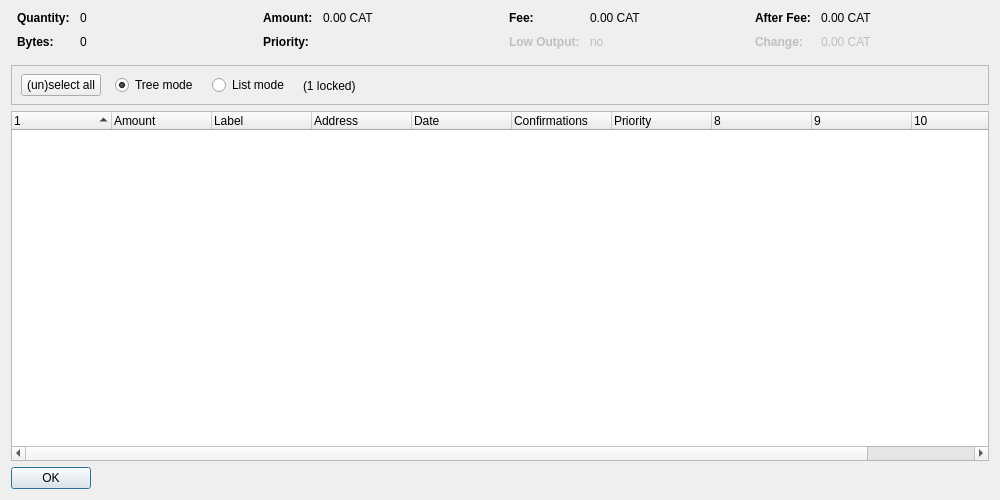
First picture: the form in src/qt/forms/coincontroldialog.ui, repository nkpatro/CatcoinRelease, before the edit.
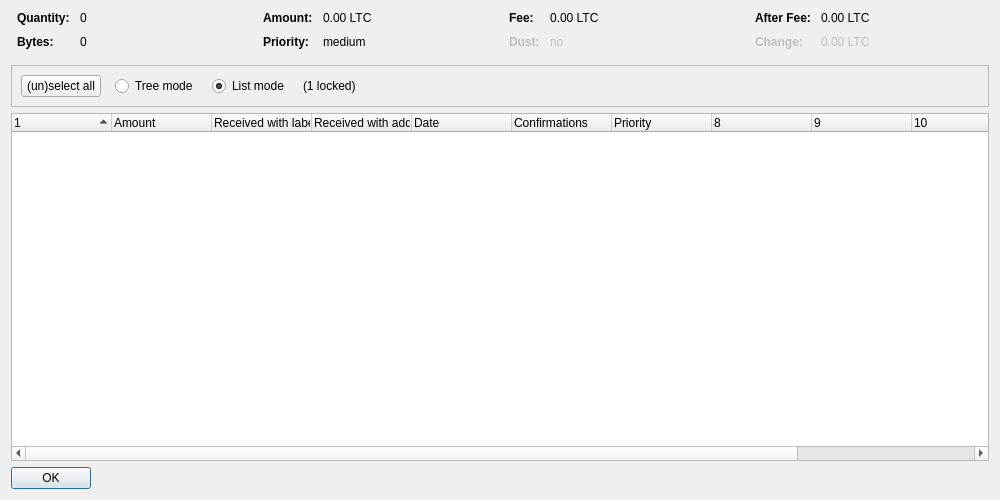
Second picture: the form after the edit. Custom widgets are drawn as their Qt base class.

The edit to the form file:
```diff
--- a/src/qt/forms/coincontroldialog.ui
+++ b/src/qt/forms/coincontroldialog.ui
@@ -123,7 +123,7 @@
           <enum>Qt::ActionsContextMenu</enum>
          </property>
          <property name="text">
-          <string notr="true">0.00 CAT</string>
+          <string notr="true">0.00 LTC</string>
          </property>
          <property name="textInteractionFlags">
           <set>Qt::LinksAccessibleByMouse|Qt::TextSelectableByKeyboard|Qt::TextSelectableByMouse</set>
@@ -148,6 +148,9 @@
          <property name="contextMenuPolicy">
           <enum>Qt::ActionsContextMenu</enum>
          </property>
+         <property name="text">
+          <string notr="true">medium</string>
+         </property>
          <property name="textInteractionFlags">
           <set>Qt::LinksAccessibleByMouse|Qt::TextSelectableByKeyboard|Qt::TextSelectableByMouse</set>
          </property>
@@ -188,7 +191,7 @@
           <enum>Qt::ActionsContextMenu</enum>
          </property>
          <property name="text">
-          <string notr="true">0.00 CAT</string>
+          <string notr="true">0.00 LTC</string>
          </property>
          <property name="textInteractionFlags">
           <set>Qt::LinksAccessibleByMouse|Qt::TextSelectableByKeyboard|Qt::TextSelectableByMouse</set>
@@ -200,11 +203,14 @@
          <property name="enabled">
           <bool>false</bool>
          </property>
-         <property name="styleSheet">
-          <string notr="true">font-weight:bold;</string>
+         <property name="font">
+          <font>
+           <weight>75</weight>
+           <bold>true</bold>
+          </font>
          </property>
          <property name="text">
-          <string>Low Output:</string>
+          <string>Dust:</string>
          </property>
         </widget>
        </item>
@@ -262,7 +268,7 @@
           <enum>Qt::ActionsContextMenu</enum>
          </property>
          <property name="text">
-          <string notr="true">0.00 CAT</string>
+          <string notr="true">0.00 LTC</string>
          </property>
          <property name="textInteractionFlags">
           <set>Qt::LinksAccessibleByMouse|Qt::TextSelectableByKeyboard|Qt::TextSelectableByMouse</set>
@@ -294,7 +300,7 @@
           <enum>Qt::ActionsContextMenu</enum>
          </property>
          <property name="text">
-          <string notr="true">0.00 CAT</string>
+          <string notr="true">0.00 LTC</string>
          </property>
          <property name="textInteractionFlags">
           <set>Qt::LinksAccessibleByMouse|Qt::TextSelectableByKeyboard|Qt::TextSelectableByMouse</set>
@@ -319,15 +325,8 @@
      <property name="frameShadow">
       <enum>QFrame::Sunken</enum>
      </property>
-     <widget class="QWidget" name="horizontalLayoutWidget">
-      <property name="geometry">
-       <rect>
-        <x>10</x>
-        <y>0</y>
-        <width>781</width>
-        <height>41</height>
-       </rect>
-      </property>
+     <layout class="QHBoxLayout" name="horizontalLayout">
+      <item>
       <layout class="QHBoxLayout" name="horizontalLayoutPanel" stretch="0,0,0,0,0">
        <property name="spacing">
         <number>14</number>
@@ -343,6 +342,9 @@
          <property name="text">
           <string>(un)select all</string>
          </property>
+          <property name="autoDefault">
+           <bool>false</bool>
+          </property>
         </widget>
        </item>
        <item>
@@ -356,9 +358,6 @@
          <property name="text">
           <string>Tree mode</string>
          </property>
-         <property name="checked">
-          <bool>true</bool>
-         </property>
         </widget>
        </item>
        <item>
@@ -372,6 +371,9 @@
          <property name="text">
           <string>List mode</string>
          </property>
+          <property name="checked">
+           <bool>true</bool>
+          </property>
         </widget>
        </item>
        <item>
@@ -395,7 +397,8 @@
         </spacer>
        </item>
       </layout>
-     </widget>
+      </item>
+     </layout>
     </widget>
    </item>
    <item>
@@ -407,7 +410,7 @@
       <bool>false</bool>
      </property>
      <property name="columnCount">
-      <number>11</number>
+      <number>12</number>
      </property>
      <attribute name="headerShowSortIndicator" stdset="0">
       <bool>true</bool>
@@ -427,12 +430,12 @@
      </column>
      <column>
       <property name="text">
-       <string notr="true">Label</string>
+       <string>Received with label</string>
       </property>
      </column>
      <column>
       <property name="text">
-       <string>Address</string>
+       <string>Received with address</string>
       </property>
      </column>
      <column>
@@ -473,6 +476,11 @@
        <string/>
       </property>
      </column>
+     <column>
+      <property name="text">
+       <string/>
+      </property>
+     </column>
     </widget>
    </item>
    <item>
```
Left out of the diff: 55 changed lines with no effect on the pictures. Lines whose indentation alone changed are shown as unchanged.
